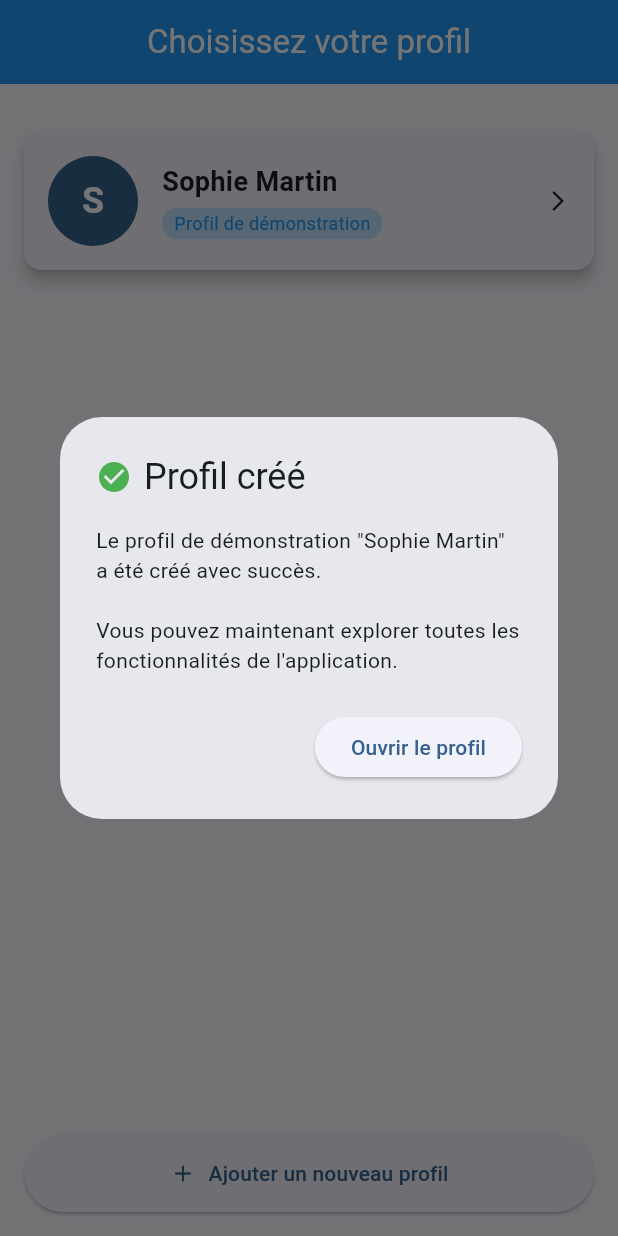
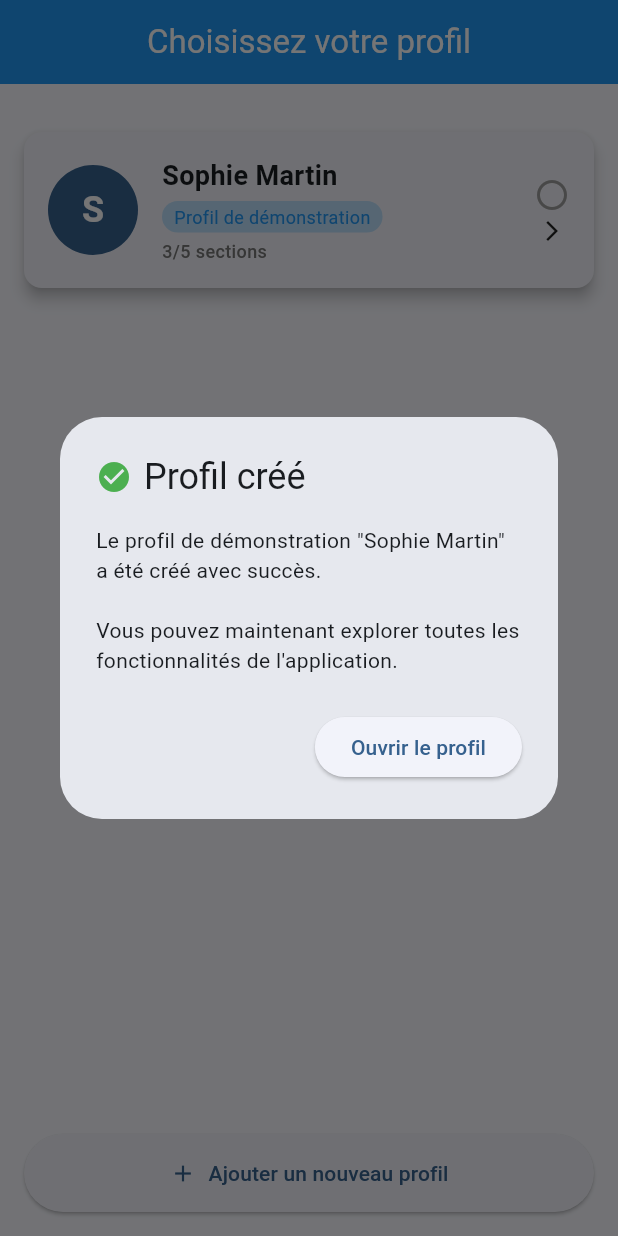
Before and after one commit to ShakaTry/job_cost, a Flutter app: the screen it shows after launch, after a tap on "Créer un profil de démonstration", on a phone screen of 412 x 824 dp. Run offline on Flutter 3.47's test engine with Material 3 defaults, Android fonts, the phone set to English and light mode, and no system bars; our stand-ins replace shared_preferences; accounts and stored records are empty.

Commit message:
feat: Ajouter indicateurs de validation sur les pages de profils
🎯 Amélioration UX - Indicateurs de validation visuels:

✅ Nouvelle classe utilitaire ProfileValidator:
- Validation centralisée pour toutes les sections de profil
- Méthodes hasErrors() et isComplete() pour chaque section
- Évaluation du statut global des profils (valid/error/incomplete)
- Comptage des sections complétées (X/5 sections)

✅ Page Vue d'ensemble du profil (profile_detail_screen):
- Indicateurs visuels sur chaque cadre de section
- Icônes de validation : ✓ vert (complet), ✗ rouge (erreur), ○ gris (incomplet)
- Statut en temps réel basé sur les données du profil

✅ Page Sélection des profils (profile_selection_screen):
- Indicateur de validation globale sur chaque carte de profil
- Statut détaillé : "Profil complet", "Erreurs à corriger", "X/5 sections"
- Vue d'ensemble immédiate de l'état de tous les profils

🛠️ Corrections techniques:
- Suppression import non utilisé dans profile_detail_screen
- Correction propriétés UserProfile (grossMonthlySalary, fiscalRegime, transport map)
- flutter analyze : 1 warning mineur restant (acceptable)

L'utilisateur peut maintenant voir instantanément quels profils sont complets
et quelles sections nécessitent attention, depuis la page de sélection et
la vue d'ensemble.

🤖 Generated with [Claude Code](https://claude.ai/code)

Co-Authored-By: Claude <noreply@anthropic.com>

```diff
--- a/lib/screens/profile_detail_screen.dart
+++ b/lib/screens/profile_detail_screen.dart
@@ -4,11 +4,13 @@ import '../widgets/profile_avatar.dart';
 import '../widgets/info_container.dart';
 import '../constants/app_strings.dart';
 import '../constants/app_constants.dart';
+import '../utils/profile_validator.dart';
 import 'personal_info_screen.dart';
 import 'professional_situation_screen.dart';
 import 'transport_screen.dart';
 import 'professional_expenses_screen.dart';
 import 'fiscal_parameters_screen.dart';
+
 
 class ProfileDetailScreen extends StatefulWidget {
   final UserProfile profile;
@@ -104,6 +106,10 @@ class _ProfileDetailScreenState extends State<ProfileDetailScreen> {
                 icon: Icons.person,
                 title: AppStrings.personalInfoSectionTitle,
                 subtitle: AppStrings.personalInfoSectionSubtitle,
+                validationStatus: ProfileValidator.getSectionValidationStatus(
+                  ProfileValidator.hasPersonalInfoErrors(profile),
+                  ProfileValidator.isPersonalInfoComplete(profile),
+                ),
                 onTap: () async {
                   try {
                     final updatedProfile = await Navigator.push<UserProfile>(
@@ -134,6 +140,10 @@ class _ProfileDetailScreenState extends State<ProfileDetailScreen> {
                 icon: Icons.work,
                 title: AppStrings.professionalSituationTitle,
                 subtitle: AppStrings.professionalSituationSubtitle,
+                validationStatus: ProfileValidator.getSectionValidationStatus(
+                  ProfileValidator.hasProfessionalSituationErrors(profile),
+                  ProfileValidator.isProfessionalSituationComplete(profile),
+                ),
                 onTap: () async {
                   try {
                     final updatedProfile = await Navigator.push<UserProfile>(
@@ -164,6 +174,10 @@ class _ProfileDetailScreenState extends State<ProfileDetailScreen> {
                 icon: Icons.directions_car,
                 title: AppStrings.transportTitle,
                 subtitle: AppStrings.transportSubtitle,
+                validationStatus: ProfileValidator.getSectionValidationStatus(
+                  ProfileValidator.hasTransportErrors(profile),
+                  ProfileValidator.isTransportComplete(profile),
+                ),
                 onTap: () async {
                   try {
                     final updatedProfile = await Navigator.push<UserProfile>(
@@ -194,6 +208,10 @@ class _ProfileDetailScreenState extends State<ProfileDetailScreen> {
                 icon: Icons.receipt_long,
                 title: AppStrings.professionalExpensesTitle,
                 subtitle: AppStrings.professionalExpensesSubtitle,
+                validationStatus: ProfileValidator.getSectionValidationStatus(
+                  ProfileValidator.hasProfessionalExpensesErrors(profile),
+                  ProfileValidator.isProfessionalExpensesComplete(profile),
+                ),
                 onTap: () async {
                   try {
                     final updatedProfile = await Navigator.push<UserProfile>(
@@ -224,6 +242,10 @@ class _ProfileDetailScreenState extends State<ProfileDetailScreen> {
                 icon: Icons.account_balance,
                 title: AppStrings.fiscalParametersTitle,
                 subtitle: AppStrings.fiscalParametersSubtitle,
+                validationStatus: ProfileValidator.getSectionValidationStatus(
+                  ProfileValidator.hasFiscalParametersErrors(profile),
+                  ProfileValidator.isFiscalParametersComplete(profile),
+                ),
                 onTap: () async {
                   try {
                     final updatedProfile = await Navigator.push<UserProfile>(
@@ -312,12 +334,26 @@ class _ProfileDetailScreenState extends State<ProfileDetailScreen> {
     );
   }
 
+
+  // Widget pour l'icône de validation
+  Widget _buildValidationIcon(ValidationStatus status) {
+    switch (status) {
+      case ValidationStatus.valid:
+        return const Icon(Icons.check_circle, color: Colors.green, size: 20);
+      case ValidationStatus.error:
+        return const Icon(Icons.error, color: Colors.red, size: 20);
+      case ValidationStatus.incomplete:
+        return const Icon(Icons.radio_button_unchecked, color: Colors.grey, size: 20);
+    }
+  }
+
   Widget _buildSectionCard(
     BuildContext context, {
     required IconData icon,
     required String title,
     required String subtitle,
     required VoidCallback onTap,
+    required ValidationStatus validationStatus,
   }) {
     return Card(
       margin: const EdgeInsets.only(bottom: 12),
@@ -340,7 +376,14 @@ class _ProfileDetailScreenState extends State<ProfileDetailScreen> {
           ),
         ),
         subtitle: Text(subtitle),
-        trailing: const Icon(Icons.arrow_forward_ios, size: 16),
+        trailing: Row(
+          mainAxisSize: MainAxisSize.min,
+          children: [
+            _buildValidationIcon(validationStatus),
+            const SizedBox(width: 8),
+            const Icon(Icons.arrow_forward_ios, size: 16),
+          ],
+        ),
         onTap: onTap,
       ),
     );
--- a/lib/screens/profile_selection_screen.dart
+++ b/lib/screens/profile_selection_screen.dart
@@ -3,6 +3,7 @@ import '../models/user_profile.dart';
 import '../widgets/profile_avatar.dart';
 import '../constants/app_strings.dart';
 import '../utils/validators.dart';
+import '../utils/profile_validator.dart';
 import '../services/profile_service.dart';
 import 'profile_detail_screen.dart';
 
@@ -167,12 +168,20 @@ class _ProfileSelectionScreenState extends State<ProfileSelectionScreen> {
                                         ),
                                       ),
                                     ),
+                                  const SizedBox(height: 4),
+                                  _buildProfileValidationInfo(profile),
                                 ],
                               ),
                             ),
-                            const Icon(
-                              Icons.arrow_forward_ios,
-                              size: 16,
+                            Column(
+                              children: [
+                                _buildValidationIcon(ProfileValidator.getOverallProfileStatus(profile)),
+                                const SizedBox(height: 4),
+                                const Icon(
+                                  Icons.arrow_forward_ios,
+                                  size: 16,
+                                ),
+                              ],
                             ),
                           ],
                         ),
@@ -419,4 +428,50 @@ class _ProfileSelectionScreenState extends State<ProfileSelectionScreen> {
       );
     }
   }
+
+  // Widget pour l'icône de validation globale
+  Widget _buildValidationIcon(ValidationStatus status) {
+    switch (status) {
+      case ValidationStatus.valid:
+        return const Icon(Icons.check_circle, color: Colors.green, size: 24);
+      case ValidationStatus.error:
+        return const Icon(Icons.error, color: Colors.red, size: 24);
+      case ValidationStatus.incomplete:
+        return const Icon(Icons.radio_button_unchecked, color: Colors.grey, size: 24);
+    }
+  }
+
+  // Widget pour afficher les informations de validation du profil
+  Widget _buildProfileValidationInfo(UserProfile profile) {
+    final completedSections = ProfileValidator.getCompletedSectionsCount(profile);
+    final totalSections = ProfileValidator.totalSectionsCount;
+    final status = ProfileValidator.getOverallProfileStatus(profile);
+
+    String statusText;
+    Color statusColor;
+
+    switch (status) {
+      case ValidationStatus.valid:
+        statusText = 'Profil complet';
+        statusColor = Colors.green;
+        break;
+      case ValidationStatus.error:
+        statusText = 'Erreurs à corriger';
+        statusColor = Colors.red;
+        break;
+      case ValidationStatus.incomplete:
+        statusText = '$completedSections/$totalSections sections';
+        statusColor = Colors.grey.shade600;
+        break;
+    }
+
+    return Text(
+      statusText,
+      style: TextStyle(
+        fontSize: 12,
+        color: statusColor,
+        fontWeight: FontWeight.w500,
+      ),
+    );
+  }
 }
--- /dev/null
+++ b/lib/utils/profile_validator.dart
@@ -0,0 +1,125 @@
+import '../models/user_profile.dart';
+import '../utils/validators.dart';
+import '../constants/app_strings.dart';
+
+enum ValidationStatus {
+  valid,
+  error,
+  incomplete,
+}
+
+class ProfileValidator {
+  // Validation des informations personnelles
+  static bool hasPersonalInfoErrors(UserProfile profile) {
+    return Validators.validateName(profile.lastName, AppStrings.lastName) != null ||
+           Validators.validateName(profile.firstName, AppStrings.firstName) != null ||
+           Validators.validateAddress(profile.address) != null ||
+           Validators.validatePhone(profile.phone ?? '') != null ||
+           Validators.validateEmail(profile.email ?? '') != null;
+  }
+
+  static bool isPersonalInfoComplete(UserProfile profile) {
+    return profile.lastName.isNotEmpty &&
+           profile.firstName.isNotEmpty &&
+           profile.birthDate != null &&
+           profile.address.isNotEmpty;
+  }
+
+  // Validation de la situation professionnelle
+  static bool hasProfessionalSituationErrors(UserProfile profile) {
+    // Pas d'erreurs spécifiques pour le moment (principalement des champs optionnels)
+    return false;
+  }
+
+  static bool isProfessionalSituationComplete(UserProfile profile) {
+    return profile.companyName != null &&
+           profile.companyName!.isNotEmpty &&
+           profile.jobTitle != null &&
+           profile.jobTitle!.isNotEmpty &&
+           profile.grossMonthlySalary > 0;
+  }
+
+  // Validation du transport
+  static bool hasTransportErrors(UserProfile profile) {
+    // Pas d'erreurs spécifiques pour le moment
+    return false;
+  }
+
+  static bool isTransportComplete(UserProfile profile) {
+    return profile.transport != null &&
+           profile.transport!['vehicleType'] != null &&
+           profile.transport!['fuelType'] != null &&
+           profile.transport!['distanceToWork'] != null &&
+           (profile.transport!['distanceToWork'] as double?) != null &&
+           (profile.transport!['distanceToWork'] as double) > 0;
+  }
+
+  // Validation des frais professionnels
+  static bool hasProfessionalExpensesErrors(UserProfile profile) {
+    // Validation des champs numériques s'ils sont renseignés
+    return (profile.mealExpenses != null && profile.mealExpenses! < 0) ||
+           (profile.childcareCost != null && profile.childcareCost! < 0) ||
+           (profile.workDaysPerWeek != null && (profile.workDaysPerWeek! < 0 || profile.workDaysPerWeek! > 7)) ||
+           (profile.remoteDaysPerWeek != null && (profile.remoteDaysPerWeek! < 0 || profile.remoteDaysPerWeek! > 7));
+  }
+
+  static bool isProfessionalExpensesComplete(UserProfile profile) {
+    return profile.workDaysPerWeek != null && profile.workDaysPerWeek! > 0;
+  }
+
+  // Validation des paramètres fiscaux
+  static bool hasFiscalParametersErrors(UserProfile profile) {
+    // Pas d'erreurs spécifiques pour le moment
+    return false;
+  }
+
+  static bool isFiscalParametersComplete(UserProfile profile) {
+    return profile.fiscalRegime != null && profile.fiscalRegime!.isNotEmpty;
+  }
+
+  // Déterminer le statut de validation d'une section
+  static ValidationStatus getSectionValidationStatus(bool hasErrors, bool isComplete) {
+    if (hasErrors) return ValidationStatus.error;
+    if (isComplete) return ValidationStatus.valid;
+    return ValidationStatus.incomplete;
+  }
+
+  // Évaluation globale du profil
+  static ValidationStatus getOverallProfileStatus(UserProfile profile) {
+    List<ValidationStatus> sectionStatuses = [
+      getSectionValidationStatus(hasPersonalInfoErrors(profile), isPersonalInfoComplete(profile)),
+      getSectionValidationStatus(hasProfessionalSituationErrors(profile), isProfessionalSituationComplete(profile)),
+      getSectionValidationStatus(hasTransportErrors(profile), isTransportComplete(profile)),
+      getSectionValidationStatus(hasProfessionalExpensesErrors(profile), isProfessionalExpensesComplete(profile)),
+      getSectionValidationStatus(hasFiscalParametersErrors(profile), isFiscalParametersComplete(profile)),
+    ];
+
+    // Si au moins une section a des erreurs
+    if (sectionStatuses.any((status) => status == ValidationStatus.error)) {
+      return ValidationStatus.error;
+    }
+
+    // Si toutes les sections sont valides
+    if (sectionStatuses.every((status) => status == ValidationStatus.valid)) {
+      return ValidationStatus.valid;
+    }
+
+    // Sinon, profil incomplet
+    return ValidationStatus.incomplete;
+  }
+
+  // Compter les sections complétées
+  static int getCompletedSectionsCount(UserProfile profile) {
+    List<bool> completions = [
+      isPersonalInfoComplete(profile) && !hasPersonalInfoErrors(profile),
+      isProfessionalSituationComplete(profile) && !hasProfessionalSituationErrors(profile),
+      isTransportComplete(profile) && !hasTransportErrors(profile),
+      isProfessionalExpensesComplete(profile) && !hasProfessionalExpensesErrors(profile),
+      isFiscalParametersComplete(profile) && !hasFiscalParametersErrors(profile),
+    ];
+
+    return completions.where((completed) => completed).length;
+  }
+
+  static const int totalSectionsCount = 5;
+}
```
